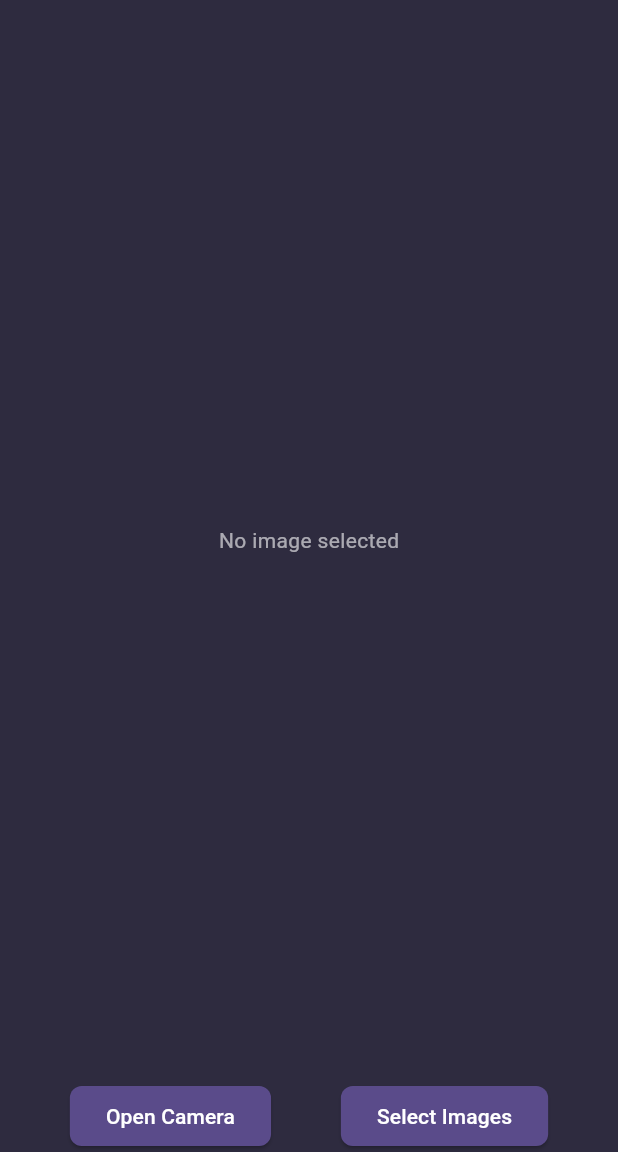
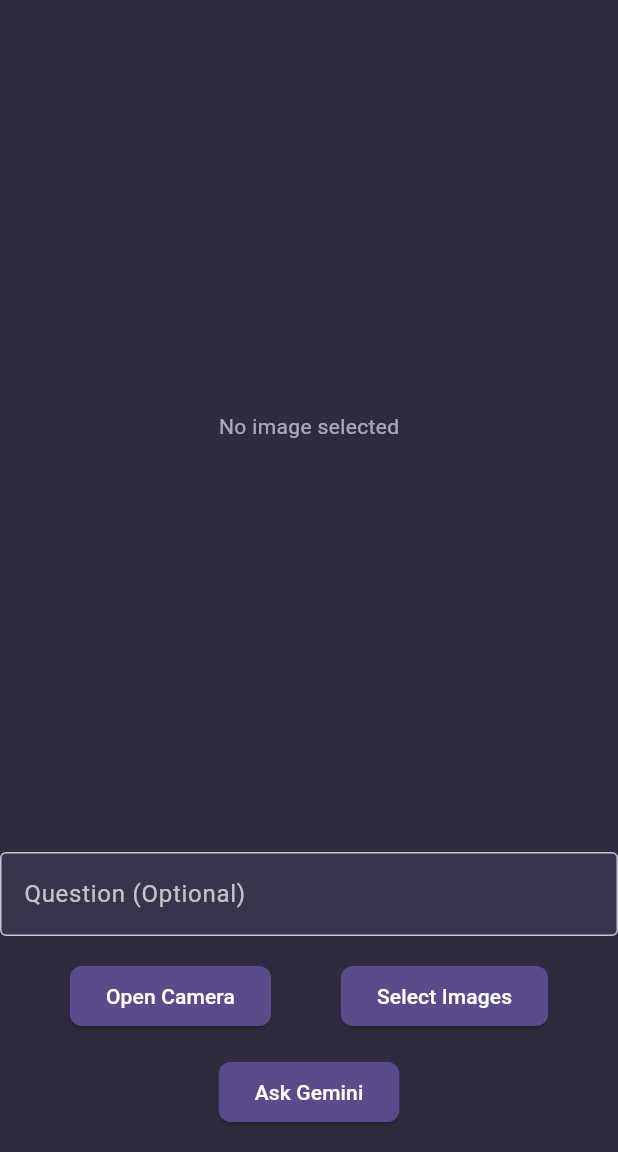
Before and after one commit to neotheobserver/HelperGenAI, a Flutter app: the MainScreen screen opened directly, on a phone screen of 412 x 824 dp, the part 84-1236 px from its top. Run offline on Flutter 3.47's test engine with Material 3 defaults, Android fonts, the phone set to English and light mode, and no system bars; our stand-ins replace google_generative_ai, image_picker, shared_preferences; accounts and stored records are empty.

Commit message:
added text box for optional question feature

```diff
--- a/lib/screen/MainScreen.dart
+++ b/lib/screen/MainScreen.dart
@@ -15,6 +15,7 @@ class MainScreen extends StatefulWidget {
 }
 
 class _MainScreenState extends State<MainScreen> {
+  final TextEditingController _questionController = TextEditingController();
   List<File> _images = [];
   bool _loading = true;
   late String _currentApiKey;
@@ -61,17 +62,20 @@ class _MainScreenState extends State<MainScreen> {
 
   //Maybe can refactor this logic later
   Future<void> _makeApiCall() async {
+    final String controllerText = _questionController.text;
+    if (_images.isNotEmpty || controllerText.isNotEmpty) {
       setState(() {
         _loading = true;
       });
-
-    if (_images.isNotEmpty) {
       // Prepare the API call
       final model = GenerativeModel(
           model: 'gemini-1.5-flash-latest', apiKey: _currentApiKey);
+      final String question = controllerText.isNotEmpty &&
+              controllerText.split(" ").length > 1
+          ? "In lanugage $_currentLanguage answer: $controllerText"
+          : "Explain in detail the content of the image and what it is trying to potray using $_currentLanguage language";
       final content = [
-        Content.text(
-            "Explain in detail the content of the image and what it is trying to potray using $_currentLanguage language"),
+        Content.text(question),
         for (final image in _images)
           Content.data(lookupMimeType(image.path) ?? "image/jpg",
               image.readAsBytesSync())
@@ -105,10 +109,6 @@ class _MainScreenState extends State<MainScreen> {
           ),
         ),
       );
-    } else {
-      setState(() {
-        _loading = false;
-      });
     }
   }
 
@@ -181,6 +181,14 @@ class _MainScreenState extends State<MainScreen> {
                       child: Text('No image selected'),
                     ),
                   ),
+                TextField(
+                  controller: _questionController,
+                  decoration: const InputDecoration(
+                    labelText: 'Question (Optional)',
+                    border: OutlineInputBorder(),
+                  ),
+                ),
+                const SizedBox(height: 16),
                 Row(
                   mainAxisAlignment: MainAxisAlignment.spaceEvenly,
                   children: [
@@ -194,7 +202,6 @@ class _MainScreenState extends State<MainScreen> {
                     ),
                   ],
                 ),
-                if (_images.isNotEmpty)
                 Padding(
                   padding: const EdgeInsets.all(16.0),
                   child: ElevatedButton(
```
Lines whose indentation alone changed are shown as unchanged.
